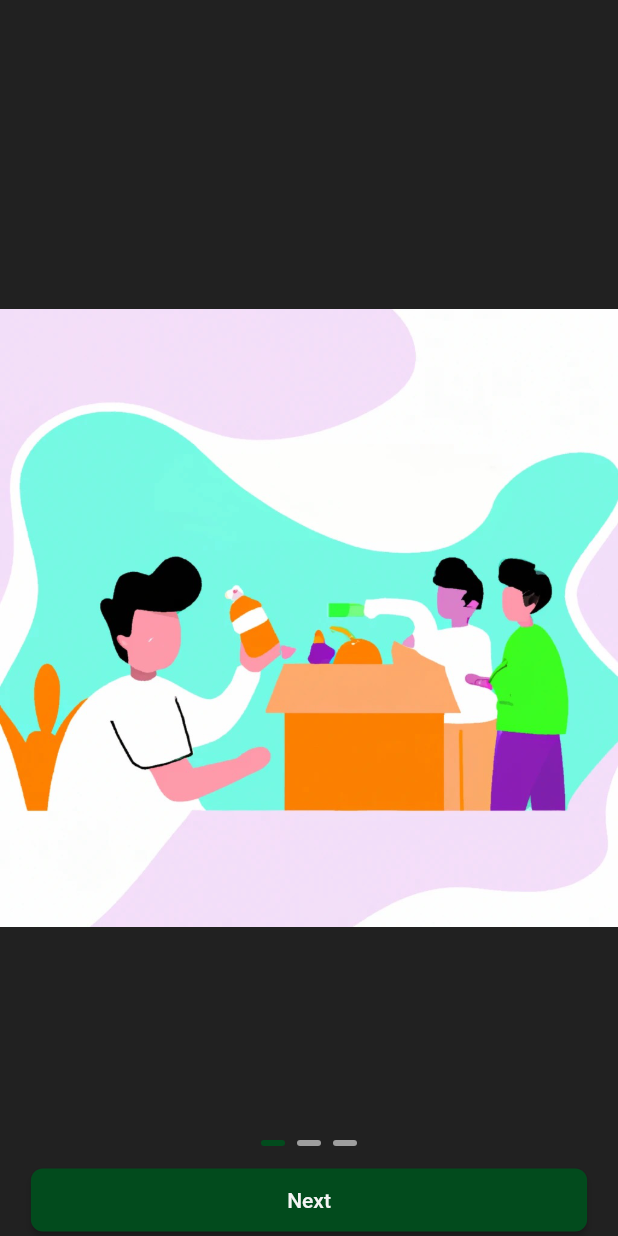
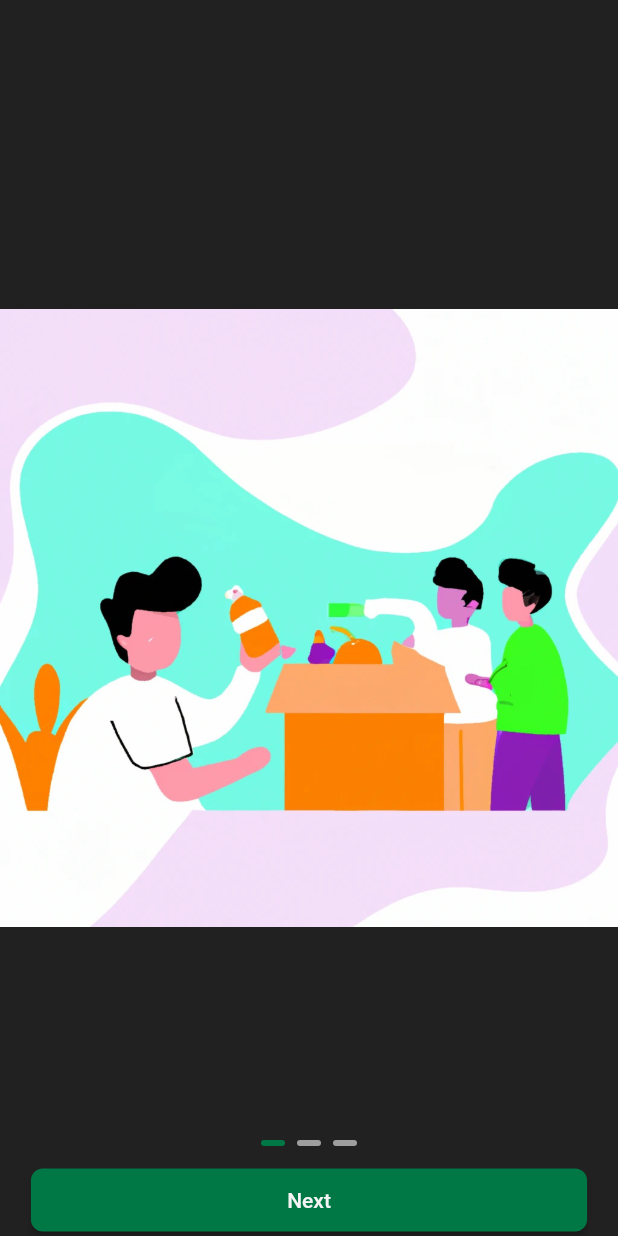
Before and after one commit to PrerakGada/EatEasy, a Flutter app: the screen it shows after launch, on a phone screen of 412 x 824 dp. Run offline on Flutter 3.47's test engine with Material 2 defaults, Android fonts, the phone set to English and light mode, and no system bars; drawn by our look-alikes of smooth_page_indicator; our stand-ins replace cloud_firestore, curved_navigation_bar, firebase_auth, firebase_core, flutter_carousel_widget, page_transition; accounts and stored records are empty.

Commit message:
Change primary colors

```diff
--- a/lib/Theme/app_colors.dart
+++ b/lib/Theme/app_colors.dart
@@ -1,9 +1,9 @@
 import 'dart:ui';
 
 abstract class AppColors {
-  static const primary = Color(0xff024b1d);
+  static const primary = Color(0xff007845);
   static const primaryAccent = Color(0xff06e357);
-  static const secondary = Color(0xfffba839);
+  static const secondary = Color(0xffffac1c);
   static const black = Color(0xFF121212);
   static const greyDark = Color(0xFF212121);
   static const grey = Color(0xFF535353);
```
